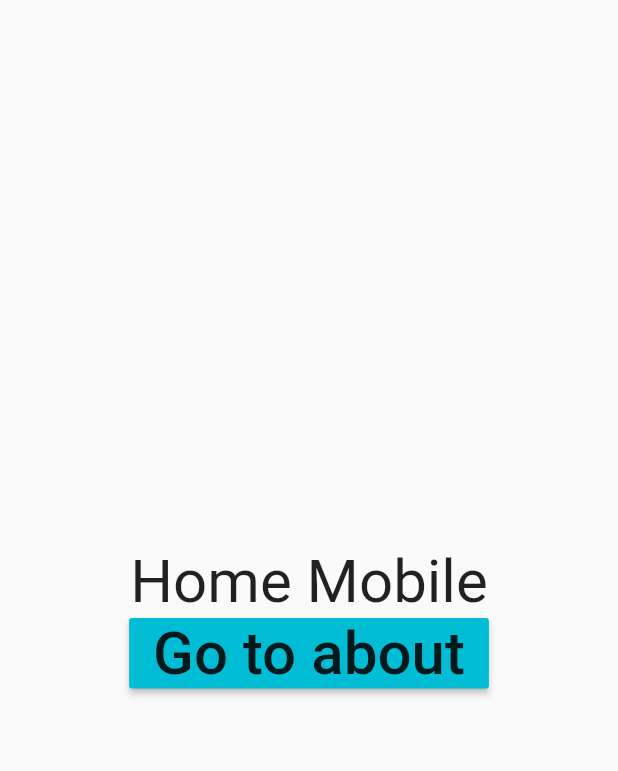
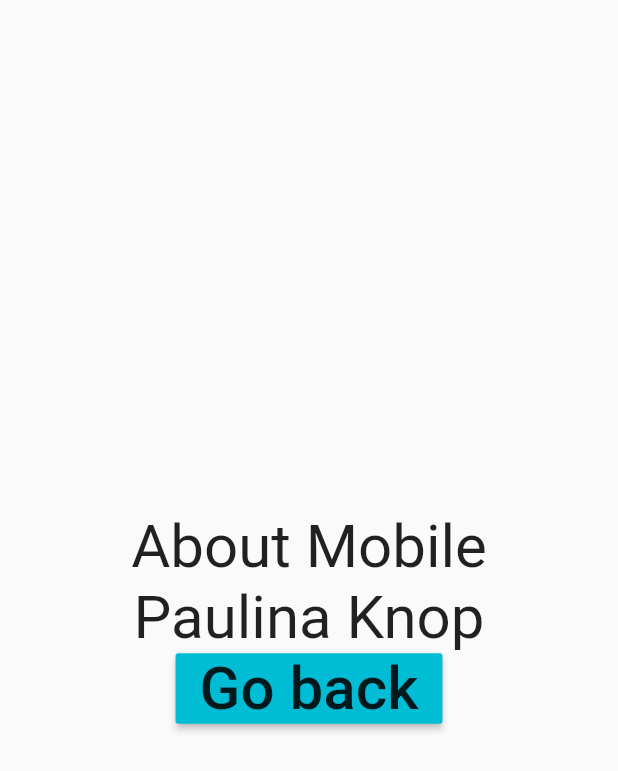
Before and after one commit to paulinaknop/test_nav_starting, a Flutter app: the HomeMobile screen opened directly, after a tap on "Go to about", on a phone screen of 412 x 824 dp. Shown: the top 771 px of the screen. Run offline on Flutter 3.47's test engine with Material 2 defaults, Android fonts, the phone set to English and light mode, and no system bars; our stand-ins replace url_strategy.

Commit message:
Packages updated.

```diff
--- a/lib/about_mobile.dart
+++ b/lib/about_mobile.dart
@@ -1,7 +1,8 @@
 import 'package:flutter/material.dart';
 
 class AboutMobile extends StatefulWidget {
-  const AboutMobile({Key? key}) : super(key: key);
+  final text;
+  const AboutMobile({Key? key, this.text}) : super(key: key);
 
   @override
   _AboutMobileState createState() => _AboutMobileState();
@@ -19,9 +20,15 @@ class _AboutMobileState extends State<AboutMobile> {
               "About Mobile",
               style: TextStyle(fontSize: 40.0),
             ),
+            Text(
+              "${widget.text.toString()}",
+              style: TextStyle(fontSize: 40.0),
+            ),
             MaterialButton(
               color: Colors.cyan,
-              onPressed: () {},
+              onPressed: () {
+                Navigator.pop(context);
+              },
               child: const Text(
                 "Go back",
                 style: TextStyle(fontSize: 40.0),
--- a/lib/home_mobile.dart
+++ b/lib/home_mobile.dart
@@ -21,7 +21,10 @@ class _HomeMobileState extends State<HomeMobile> {
             ),
             MaterialButton(
               color: Colors.cyan,
-              onPressed: () {},
+              onPressed: () {
+                Navigator.of(context)
+                    .pushNamed('/about', arguments: "Paulina Knop");
+              },
               child: const Text(
                 "Go to about",
                 style: TextStyle(fontSize: 40.0),
--- a/lib/home_web.dart
+++ b/lib/home_web.dart
@@ -21,7 +21,17 @@ class _HomeWebState extends State<HomeWeb> {
             ),
             MaterialButton(
               color: Colors.cyan,
-              onPressed: () {},
+              onPressed: () {
+                // Navigator.push(
+                //   context,
+                //   MaterialPageRoute(
+                //     builder: (context) => AboutWeb(),
+                //   ),
+                // );
+
+                Navigator.of(context)
+                    .pushNamed('/about', arguments: "Paulina Knop");
+              },
               child: const Text(
                 "Go to about",
                 style: TextStyle(fontSize: 40.0),
--- /dev/null
+++ b/lib/routes.dart
@@ -0,0 +1,47 @@
+import 'package:flutter/material.dart';
+import 'package:test_nav/about_mobile.dart';
+import 'package:test_nav/about_web.dart';
+import 'package:test_nav/home_mobile.dart';
+import 'package:test_nav/home_web.dart';
+
+class Routes {
+  static Route<dynamic> generateRoute(RouteSettings settings) {
+    switch (settings.name) {
+      case '/':
+        return MaterialPageRoute(
+          builder: (_) => LayoutBuilder(builder: (context, constraints) {
+            if (constraints.maxWidth > 800) {
+              return HomeWeb();
+            } else {
+              return HomeMobile();
+            }
+          }),
+          settings: settings,
+        );
+      case '/about':
+        final args = settings.arguments;
+        return MaterialPageRoute(
+          builder: (_) => LayoutBuilder(builder: (context, constraints) {
+            if (constraints.maxWidth > 800) {
+              return AboutWeb(
+                text: args,
+              );
+            } else {
+              return AboutMobile(
+                text: args,
+              );
+            }
+          }),
+          settings: settings,
+        );
+      default:
+        return MaterialPageRoute(
+          builder: (_) {
+            return Center(
+              child: Text("Error Page"),
+            );
+          },
+        );
+    }
+  }
+}
--- a/pubspec.yaml
+++ b/pubspec.yaml
@@ -23,7 +23,7 @@ dev_dependencies:
     sdk: flutter
 
 
-  flutter_lints: ^1.0.0
+  flutter_lints: ^2.0.1
 
 flutter:
 
```
Also changed, not shown: lib/about_web.dart (+9 -2 lines), lib/main.dart (+12 -3 lines), pubspec.lock, 14 other files.
